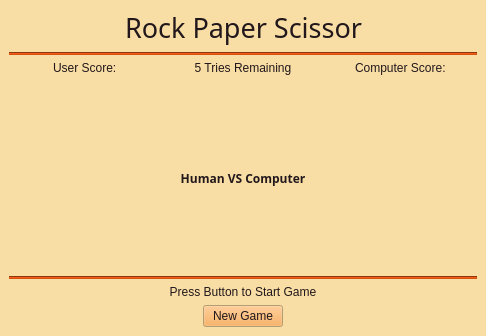
First picture: the form in mainwindow.ui, repository NazakatUmrani/Rock-Paper-Scissor-Qt, before the edit.
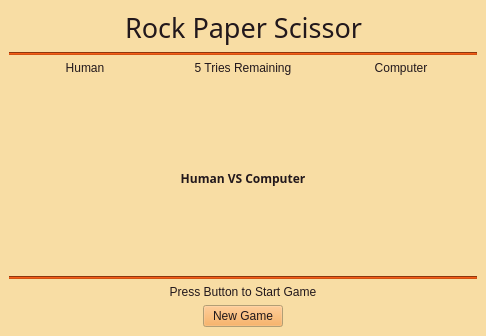
Second picture: the form after the edit.

```diff
--- a/mainwindow.ui
+++ b/mainwindow.ui
@@ -450,10 +450,13 @@
     </item>
     <item>
      <layout class="QHBoxLayout" name="ScoreHorizontalLayout">
-      <item alignment="Qt::AlignHCenter">
-       <widget class="QLabel" name="label_4">
+      <item>
+       <widget class="QLabel" name="humanScoreLabel">
         <property name="text">
-         <string>User Score:</string>
+         <string>Human</string>
+        </property>
+        <property name="alignment">
+         <set>Qt::AlignCenter</set>
         </property>
        </widget>
       </item>
@@ -467,10 +470,13 @@
         </property>
        </widget>
       </item>
-      <item alignment="Qt::AlignHCenter">
-       <widget class="QLabel" name="label_3">
+      <item>
+       <widget class="QLabel" name="computerScoreLabel">
         <property name="text">
-         <string>Computer Score:</string>
+         <string>Computer</string>
+        </property>
+        <property name="alignment">
+         <set>Qt::AlignCenter</set>
         </property>
        </widget>
       </item>
```
Left out of the diff: 8 changed lines with no effect on the pictures.
